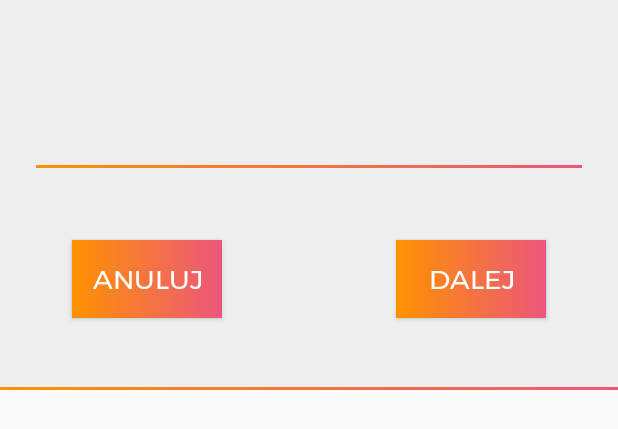
After one commit to JakubPilkowski/InformatorAndroid, an Android app: the layout custom_alert_dialog.xml on its own in the app's theme, with its tools: preview values and no code run, on a phone screen of 412 x 824 dp. The commit adds this screen. Shown: the top 429 px of the screen. Run offline under Robolectric (Android 15) with nearby library versions, the phone set to English and light mode, and no system bars.

Commit message:
Utworzno widok alert dialoga

```diff
--- /dev/null
+++ b/app/src/main/res/layout/custom_alert_dialog.xml
@@ -0,0 +1,58 @@
+<?xml version="1.0" encoding="utf-8"?>
+<LinearLayout xmlns:android="http://schemas.android.com/apk/res/android"
+    android:orientation="vertical" android:layout_width="match_parent"
+    android:layout_height="wrap_content"
+    android:background="@drawable/gradient_bottom_border_background"
+    android:padding="24dp"
+    >
+    <TextView
+        android:layout_width="match_parent"
+        android:layout_height="wrap_content"
+        android:fontFamily="@font/montserrat"
+        android:textColor="@color/colorTextBlack"
+        android:layout_marginBottom="12dp"
+        android:textSize="18sp"
+        />
+    <EditText
+        android:layout_width="match_parent"
+        android:layout_height="48dp"
+        android:layout_marginBottom="24dp"
+        android:tag="TitleTag"
+        android:background="@drawable/gradient_bottom_border_background"
+        android:fontFamily="@font/montserrat"
+        android:inputType="text"
+        android:maxLines="1"
+        android:textColor="@color/colorTextBlack"
+        android:textSize="18sp"
+        android:maxLength="50"
+        />
+    <androidx.coordinatorlayout.widget.CoordinatorLayout
+        android:layout_width="match_parent"
+        android:layout_height="wrap_content"
+        >
+        <Button
+            android:layout_width="100dp"
+            android:layout_height="wrap_content"
+            android:text="@string/cancel"
+            android:background="@drawable/gradient_with_ripple"
+            android:layout_gravity="start"
+            android:layout_margin="24dp"
+            android:textColor="@color/colorWhite"
+            android:fontFamily="@font/montserrat"
+            android:textSize="18sp"
+            android:padding="12dp"
+            />
+        <Button
+            android:layout_width="100dp"
+            android:layout_height="wrap_content"
+            android:text="@string/next"
+            android:background="@drawable/gradient_with_ripple"
+            android:layout_gravity="end"
+            android:layout_margin="24dp"
+            android:textColor="@color/colorWhite"
+            android:fontFamily="@font/montserrat"
+            android:textSize="18sp"
+            android:padding="12dp"
+            />
+    </androidx.coordinatorlayout.widget.CoordinatorLayout>
+</LinearLayout>
--- a/app/src/main/res/values/strings.xml
+++ b/app/src/main/res/values/strings.xml
@@ -76,4 +76,6 @@
     <string name="cd_offer_photo">Zdjęcie oferty</string>
     <string name="image_placeholder_text">Coś tu pusto</string>
     <string name="cd_add_image">dodane zdjęcie</string>
+    <string name="cancel">Anuluj</string>
+    <string name="next">DALEJ</string>
 </resources>
```
